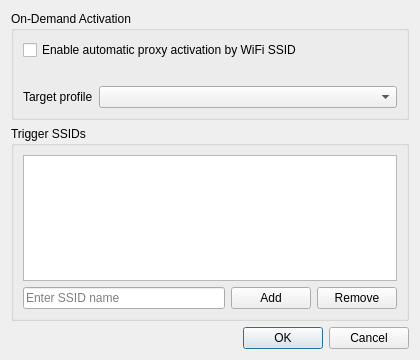
First picture: the form in src/ui/dialog_ssid_settings.ui, repository Ogstra/proxor, before the edit.
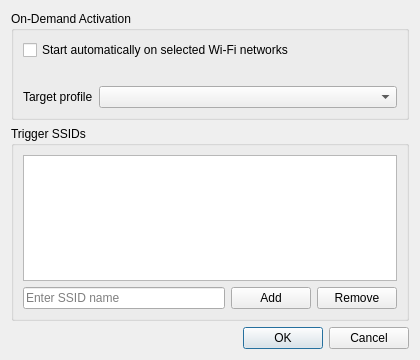
Second picture: the form after the edit.

Commit message:
fix(ui): one term per concept (Proxor service, Tun tab, Wi-Fi, Start/Stop, Added)
- macOS helper is always 'Proxor service'
- settings tab VPN -> Tun, with openSettings() in the same commit
- tray Start/Stop, 'Added %1 profile(s)', Update Subscription, Wi-Fi spelling

What changed in the file:
```diff
--- a/src/ui/dialog_ssid_settings.ui
+++ b/src/ui/dialog_ssid_settings.ui
@@ -29,7 +29,7 @@
       <item>
        <widget class="QCheckBox" name="ssid_on_demand_enabled">
         <property name="text">
-         <string>Enable automatic proxy activation by WiFi SSID</string>
+         <string>Start automatically on selected Wi-Fi networks</string>
         </property>
        </widget>
       </item>
```
Left out of the diff: 2 changed lines with no effect on the pictures. The commit also changes 6 other files.
